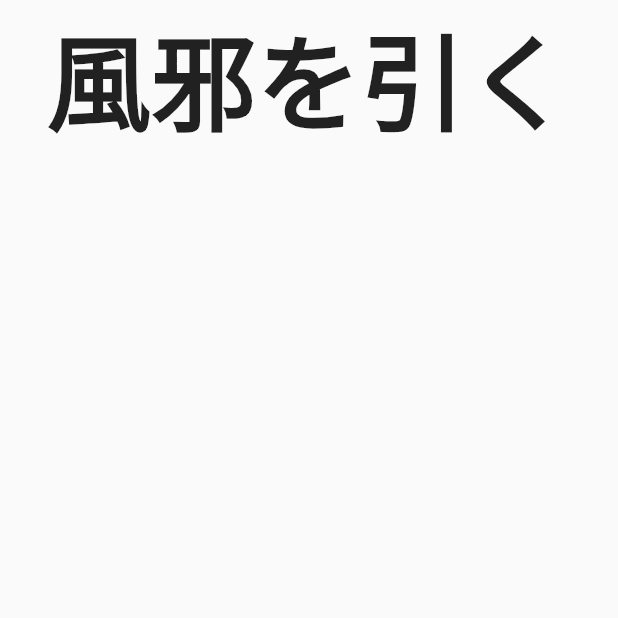
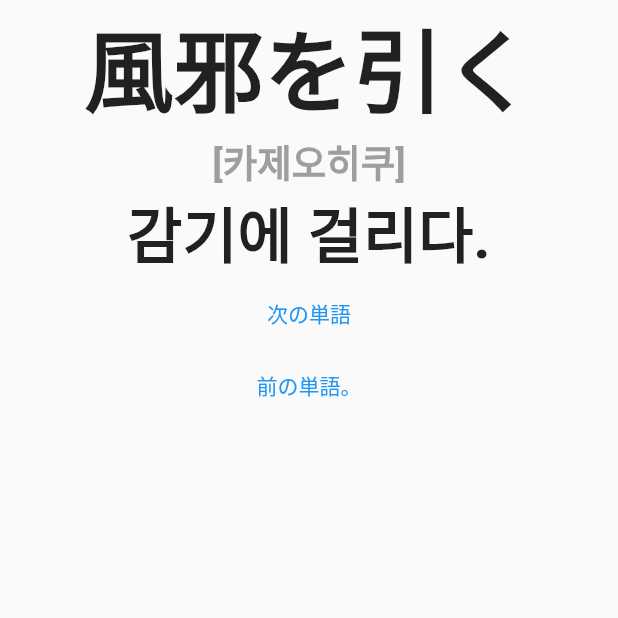
Before and after one commit to ordem-yoo/tango, a Flutter app: the TangoScreen screen opened directly, on a phone screen of 412 x 824 dp, the top half of it. Run offline on Flutter 3.47's test engine with Material 2 defaults, Android fonts, the phone set to English and light mode, and no system bars.

Commit message:
add  app logo & tangoscreen

```diff
--- a/lib/Screen/tangoscreen.dart
+++ b/lib/Screen/tangoscreen.dart
@@ -20,9 +20,23 @@ class _TangoScreenState extends State<TangoScreen> {
               Container(
                 child: Text(
                   "風邪を引く",
-                  style: tableJp,
+                  style: japanese,
                 ),
               ),
+              Container(
+                child: Text(
+                  "[카제오히쿠]",
+                  style: pronunciation,
+                ),
+              ),
+              Container(
+                child: Text(
+                  "감기에 걸리다.",
+                  style: korean,
+                ),
+              ),
+              TextButton(onPressed: () {}, child: Text("次の単語")),
+              TextButton(onPressed: () {}, child: Text("前の単語。")),
             ],
           ),
         ),
--- a/lib/constants.dart
+++ b/lib/constants.dart
@@ -8,7 +8,7 @@ final textColor = TextStyle(
 );
 
 // Table Widget
-final tableJp = TextStyle(fontSize: 70, fontWeight: FontWeight.bold);
+final tableJp = TextStyle(fontSize: 60, fontWeight: FontWeight.bold);
 final tableKr = TextStyle(fontSize: 25, fontFamily: 'ZenKakuGothicAntique');
 
 // List Widget
@@ -19,3 +19,7 @@ final listNum = TextStyle(fontSize: 30, fontWeight: FontWeight.bold);
 // Color Palette
 
 // Tango
+final japanese = TextStyle(fontSize: 60, fontWeight: FontWeight.bold);
+final pronunciation =
+    TextStyle(color: Colors.grey, fontSize: 25, fontWeight: FontWeight.bold);
+final korean = TextStyle(fontSize: 40, fontWeight: FontWeight.bold);
```
Also changed, not shown: 5 other files.
